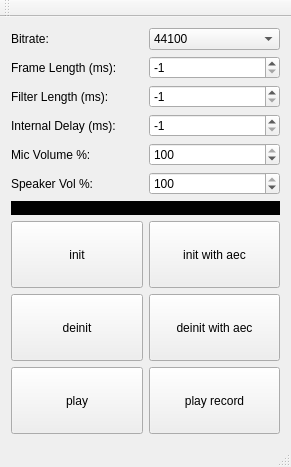
Qt form mainwindow.ui (exjra/speextest) before a commit.
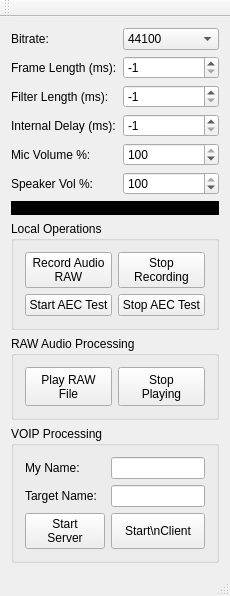
The same form after that commit.

The edit to the form file:
```diff
--- a/mainwindow.ui
+++ b/mainwindow.ui
@@ -6,8 +6,8 @@
    <rect>
     <x>0</x>
     <y>0</y>
-    <width>291</width>
-    <height>467</height>
+    <width>208</width>
+    <height>596</height>
    </rect>
   </property>
   <property name="windowTitle">
@@ -15,76 +15,6 @@
   </property>
   <widget class="QWidget" name="centralWidget">
    <layout class="QGridLayout" name="gridLayout">
-    <item row="0" column="0">
-     <widget class="QLabel" name="label">
-      <property name="text">
-       <string>Bitrate:</string>
-      </property>
-     </widget>
-    </item>
-    <item row="6" column="1">
-     <widget class="QSpinBox" name="spinBox_5">
-      <property name="maximum">
-       <number>100</number>
-      </property>
-      <property name="value">
-       <number>100</number>
-      </property>
-     </widget>
-    </item>
-    <item row="3" column="0">
-     <widget class="QLabel" name="label_2">
-      <property name="text">
-       <string>Filter Length (ms):</string>
-      </property>
-     </widget>
-    </item>
-    <item row="1" column="1">
-     <widget class="QSpinBox" name="spinBox_3">
-      <property name="minimum">
-       <number>-1</number>
-      </property>
-      <property name="maximum">
-       <number>1000</number>
-      </property>
-      <property name="value">
-       <number>-1</number>
-      </property>
-     </widget>
-    </item>
-    <item row="4" column="0">
-     <widget class="QLabel" name="label_4">
-      <property name="text">
-       <string>Internal Delay (ms):</string>
-      </property>
-     </widget>
-    </item>
-    <item row="8" column="0">
-     <widget class="QPushButton" name="pushButton">
-      <property name="sizePolicy">
-       <sizepolicy hsizetype="Expanding" vsizetype="Expanding">
-        <horstretch>0</horstretch>
-        <verstretch>0</verstretch>
-       </sizepolicy>
-      </property>
-      <property name="text">
-       <string>init</string>
-      </property>
-     </widget>
-    </item>
-    <item row="9" column="0">
-     <widget class="QPushButton" name="pushButton_2">
-      <property name="sizePolicy">
-       <sizepolicy hsizetype="Expanding" vsizetype="Expanding">
-        <horstretch>0</horstretch>
-        <verstretch>0</verstretch>
-       </sizepolicy>
-      </property>
-      <property name="text">
-       <string>deinit</string>
-      </property>
-     </widget>
-    </item>
     <item row="5" column="0">
      <widget class="QLabel" name="label_3">
       <property name="text">
@@ -92,21 +22,8 @@
       </property>
      </widget>
     </item>
-    <item row="8" column="1">
-     <widget class="QPushButton" name="pushButton_5">
-      <property name="sizePolicy">
-       <sizepolicy hsizetype="Expanding" vsizetype="Expanding">
-        <horstretch>0</horstretch>
-        <verstretch>0</verstretch>
-       </sizepolicy>
-      </property>
-      <property name="text">
-       <string>init with aec</string>
-      </property>
-     </widget>
-    </item>
-    <item row="4" column="1">
-     <widget class="QSpinBox" name="spinBox_2">
+    <item row="1" column="1">
+     <widget class="QSpinBox" name="spinBox_3">
       <property name="minimum">
        <number>-1</number>
       </property>
@@ -118,32 +35,6 @@
       </property>
      </widget>
     </item>
-    <item row="10" column="1">
-     <widget class="QPushButton" name="pushButton_4">
-      <property name="sizePolicy">
-       <sizepolicy hsizetype="Expanding" vsizetype="Expanding">
-        <horstretch>0</horstretch>
-        <verstretch>0</verstretch>
-       </sizepolicy>
-      </property>
-      <property name="text">
-       <string>play record</string>
-      </property>
-     </widget>
-    </item>
-    <item row="10" column="0">
-     <widget class="QPushButton" name="pushButton_3">
-      <property name="sizePolicy">
-       <sizepolicy hsizetype="Expanding" vsizetype="Expanding">
-        <horstretch>0</horstretch>
-        <verstretch>0</verstretch>
-       </sizepolicy>
-      </property>
-      <property name="text">
-       <string>play</string>
-      </property>
-     </widget>
-    </item>
     <item row="5" column="1">
      <widget class="QSpinBox" name="spinBox_4">
       <property name="maximum">
@@ -154,38 +45,10 @@
       </property>
      </widget>
     </item>
-    <item row="0" column="1">
-     <widget class="QComboBox" name="comboBox">
-      <property name="currentIndex">
-       <number>2</number>
-      </property>
-      <item>
-       <property name="text">
-        <string>8000</string>
-       </property>
-      </item>
-      <item>
-       <property name="text">
-        <string>16000</string>
-       </property>
-      </item>
-      <item>
-       <property name="text">
-        <string>44100</string>
-       </property>
-      </item>
-     </widget>
-    </item>
-    <item row="9" column="1">
-     <widget class="QPushButton" name="pushButton_6">
-      <property name="sizePolicy">
-       <sizepolicy hsizetype="Expanding" vsizetype="Expanding">
-        <horstretch>0</horstretch>
-        <verstretch>0</verstretch>
-       </sizepolicy>
-      </property>
+    <item row="4" column="0">
+     <widget class="QLabel" name="label_4">
       <property name="text">
-       <string>deinit with aec</string>
+       <string>Internal Delay (ms):</string>
       </property>
      </widget>
     </item>
@@ -196,15 +59,8 @@
       </property>
      </widget>
     </item>
-    <item row="1" column="0">
-     <widget class="QLabel" name="label_5">
-      <property name="text">
-       <string>Frame Length (ms):</string>
-      </property>
-     </widget>
-    </item>
-    <item row="3" column="1">
-     <widget class="QSpinBox" name="spinBox">
+    <item row="4" column="1">
+     <widget class="QSpinBox" name="spinBox_2">
       <property name="minimum">
        <number>-1</number>
       </property>
@@ -218,6 +74,12 @@
     </item>
     <item row="7" column="0" colspan="2">
      <widget class="QLabel" name="label_7">
+      <property name="sizePolicy">
+       <sizepolicy hsizetype="Preferred" vsizetype="Preferred">
+        <horstretch>0</horstretch>
+        <verstretch>0</verstretch>
+       </sizepolicy>
+      </property>
       <property name="styleSheet">
        <string notr="true">background-color: rgb(0, 0, 0);</string>
       </property>
@@ -229,6 +91,266 @@
       </property>
      </widget>
     </item>
+    <item row="0" column="0">
+     <widget class="QLabel" name="label">
+      <property name="text">
+       <string>Bitrate:</string>
+      </property>
+     </widget>
+    </item>
+    <item row="10" column="0" colspan="2">
+     <widget class="QGroupBox" name="groupBox_2">
+      <property name="sizePolicy">
+       <sizepolicy hsizetype="Expanding" vsizetype="Expanding">
+        <horstretch>0</horstretch>
+        <verstretch>0</verstretch>
+       </sizepolicy>
+      </property>
+      <property name="title">
+       <string>RAW Audio Processing</string>
+      </property>
+      <layout class="QGridLayout" name="gridLayout_3">
+       <item row="0" column="0">
+        <widget class="QPushButton" name="pushButton_4">
+         <property name="sizePolicy">
+          <sizepolicy hsizetype="Expanding" vsizetype="Expanding">
+           <horstretch>0</horstretch>
+           <verstretch>0</verstretch>
+          </sizepolicy>
+         </property>
+         <property name="text">
+          <string>Play RAW
+File</string>
+         </property>
+        </widget>
+       </item>
+       <item row="0" column="1">
+        <widget class="QPushButton" name="pushButton_7">
+         <property name="sizePolicy">
+          <sizepolicy hsizetype="Expanding" vsizetype="Expanding">
+           <horstretch>0</horstretch>
+           <verstretch>0</verstretch>
+          </sizepolicy>
+         </property>
+         <property name="text">
+          <string>Stop
+Playing</string>
+         </property>
+        </widget>
+       </item>
+      </layout>
+     </widget>
+    </item>
+    <item row="3" column="0">
+     <widget class="QLabel" name="label_2">
+      <property name="text">
+       <string>Filter Length (ms):</string>
+      </property>
+     </widget>
+    </item>
+    <item row="8" column="0" colspan="2">
+     <widget class="QGroupBox" name="groupBox">
+      <property name="sizePolicy">
+       <sizepolicy hsizetype="Expanding" vsizetype="Expanding">
+        <horstretch>0</horstretch>
+        <verstretch>0</verstretch>
+       </sizepolicy>
+      </property>
+      <property name="title">
+       <string>Local Operations</string>
+      </property>
+      <layout class="QGridLayout" name="gridLayout_2">
+       <item row="0" column="0">
+        <widget class="QPushButton" name="pushButton">
+         <property name="sizePolicy">
+          <sizepolicy hsizetype="Expanding" vsizetype="Expanding">
+           <horstretch>0</horstretch>
+           <verstretch>0</verstretch>
+          </sizepolicy>
+         </property>
+         <property name="text">
+          <string>Record Audio
+RAW</string>
+         </property>
+        </widget>
+       </item>
+       <item row="0" column="1">
+        <widget class="QPushButton" name="pushButton_2">
+         <property name="sizePolicy">
+          <sizepolicy hsizetype="Expanding" vsizetype="Expanding">
+           <horstretch>0</horstretch>
+           <verstretch>0</verstretch>
+          </sizepolicy>
+         </property>
+         <property name="text">
+          <string>Stop
+Recording</string>
+         </property>
+        </widget>
+       </item>
+       <item row="1" column="0">
+        <widget class="QPushButton" name="pushButton_5">
+         <property name="sizePolicy">
+          <sizepolicy hsizetype="Expanding" vsizetype="Expanding">
+           <horstretch>0</horstretch>
+           <verstretch>0</verstretch>
+          </sizepolicy>
+         </property>
+         <property name="text">
+          <string>Start AEC Test</string>
+         </property>
+        </widget>
+       </item>
+       <item row="1" column="1">
+        <widget class="QPushButton" name="pushButton_6">
+         <property name="sizePolicy">
+          <sizepolicy hsizetype="Expanding" vsizetype="Expanding">
+           <horstretch>0</horstretch>
+           <verstretch>0</verstretch>
+          </sizepolicy>
+         </property>
+         <property name="text">
+          <string>Stop AEC Test</string>
+         </property>
+        </widget>
+       </item>
+      </layout>
+     </widget>
+    </item>
+    <item row="6" column="1">
+     <widget class="QSpinBox" name="spinBox_5">
+      <property name="maximum">
+       <number>100</number>
+      </property>
+      <property name="value">
+       <number>100</number>
+      </property>
+     </widget>
+    </item>
+    <item row="3" column="1">
+     <widget class="QSpinBox" name="spinBox">
+      <property name="minimum">
+       <number>-1</number>
+      </property>
+      <property name="maximum">
+       <number>1000</number>
+      </property>
+      <property name="value">
+       <number>-1</number>
+      </property>
+     </widget>
+    </item>
+    <item row="1" column="0">
+     <widget class="QLabel" name="label_5">
+      <property name="text">
+       <string>Frame Length (ms):</string>
+      </property>
+     </widget>
+    </item>
+    <item row="0" column="1">
+     <widget class="QComboBox" name="comboBox">
+      <property name="currentIndex">
+       <number>2</number>
+      </property>
+      <item>
+       <property name="text">
+        <string>8000</string>
+       </property>
+      </item>
+      <item>
+       <property name="text">
+        <string>16000</string>
+       </property>
+      </item>
+      <item>
+       <property name="text">
+        <string>44100</string>
+       </property>
+      </item>
+     </widget>
+    </item>
+    <item row="11" column="0" colspan="2">
+     <widget class="QGroupBox" name="groupBox_3">
+      <property name="title">
+       <string>VOIP Processing</string>
+      </property>
+      <layout class="QGridLayout" name="gridLayout_4">
+       <item row="0" column="1">
+        <widget class="QLineEdit" name="lineEdit">
+         <property name="sizePolicy">
+          <sizepolicy hsizetype="Expanding" vsizetype="Expanding">
+           <horstretch>0</horstretch>
+           <verstretch>0</verstretch>
+          </sizepolicy>
+         </property>
+        </widget>
+       </item>
+       <item row="0" column="0">
+        <widget class="QLabel" name="label_8">
+         <property name="sizePolicy">
+          <sizepolicy hsizetype="Expanding" vsizetype="Expanding">
+           <horstretch>0</horstretch>
+           <verstretch>0</verstretch>
+          </sizepolicy>
+         </property>
+         <property name="text">
+          <string>My Name:</string>
+         </property>
+        </widget>
+       </item>
+       <item row="1" column="0">
+        <widget class="QLabel" name="label_9">
+         <property name="sizePolicy">
+          <sizepolicy hsizetype="Expanding" vsizetype="Expanding">
+           <horstretch>0</horstretch>
+           <verstretch>0</verstretch>
+          </sizepolicy>
+         </property>
+         <property name="text">
+          <string>Target Name:</string>
+         </property>
+        </widget>
+       </item>
+       <item row="1" column="1">
+        <widget class="QLineEdit" name="lineEdit_2">
+         <property name="sizePolicy">
+          <sizepolicy hsizetype="Expanding" vsizetype="Expanding">
+           <horstretch>0</horstretch>
+           <verstretch>0</verstretch>
+          </sizepolicy>
+         </property>
+        </widget>
+       </item>
+       <item row="2" column="0">
+        <widget class="QPushButton" name="pushButton_3">
+         <property name="sizePolicy">
+          <sizepolicy hsizetype="Expanding" vsizetype="Expanding">
+           <horstretch>0</horstretch>
+           <verstretch>0</verstretch>
+          </sizepolicy>
+         </property>
+         <property name="text">
+          <string>Start
+Server</string>
+         </property>
+        </widget>
+       </item>
+       <item row="2" column="1">
+        <widget class="QPushButton" name="pushButton_8">
+         <property name="sizePolicy">
+          <sizepolicy hsizetype="Expanding" vsizetype="Expanding">
+           <horstretch>0</horstretch>
+           <verstretch>0</verstretch>
+          </sizepolicy>
+         </property>
+         <property name="text">
+          <string>Start\nClient</string>
+         </property>
+        </widget>
+       </item>
+      </layout>
+     </widget>
+    </item>
    </layout>
   </widget>
   <widget class="QMenuBar" name="menuBar">
@@ -236,7 +358,7 @@
     <rect>
      <x>0</x>
      <y>0</y>
-     <width>291</width>
+     <width>208</width>
      <height>21</height>
     </rect>
    </property>
```
